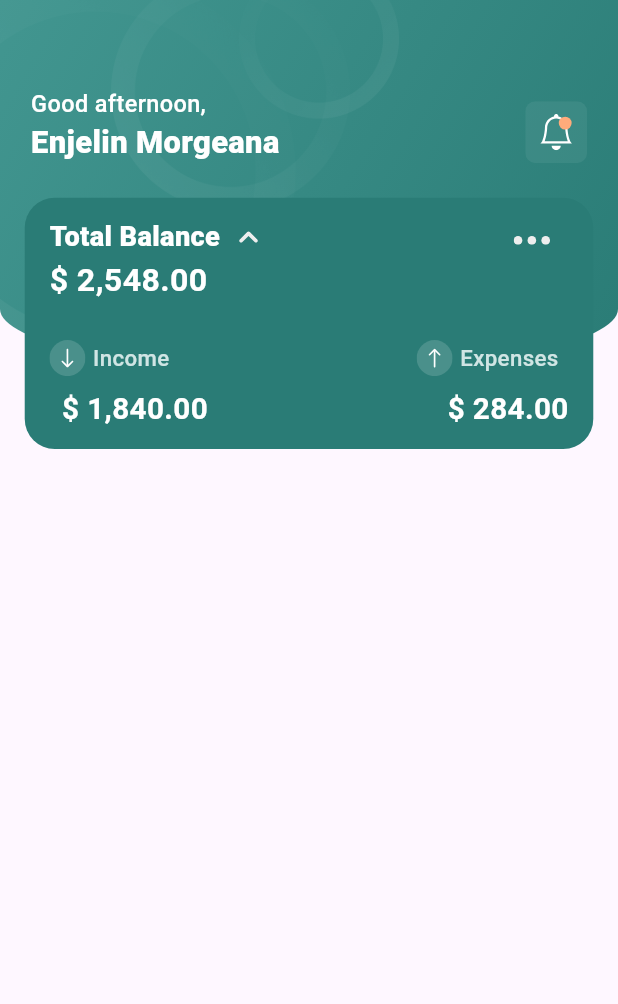
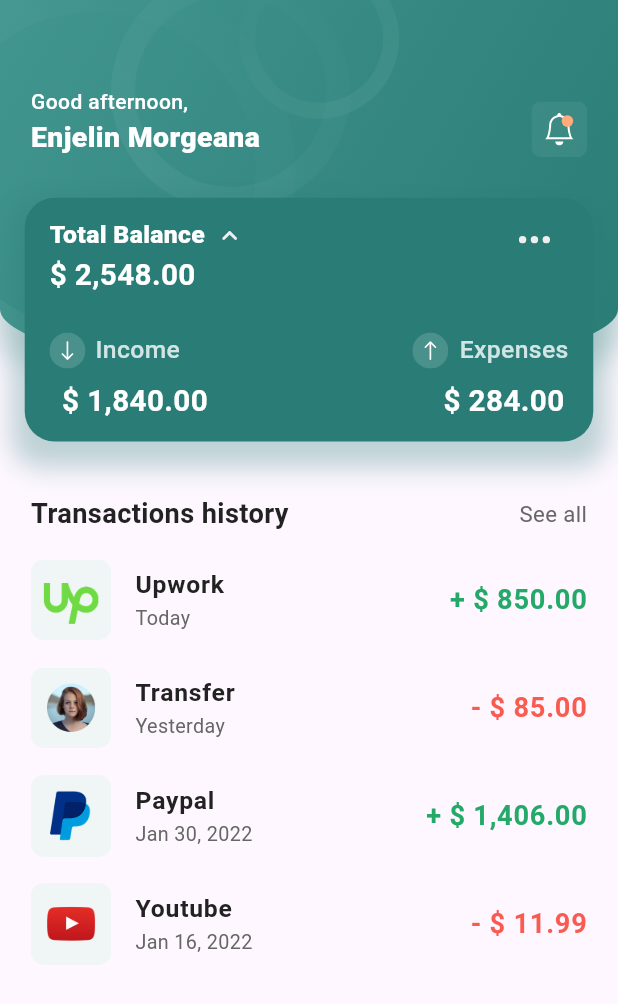
Before and after one commit to MRamzan2000/test_project, a Flutter app: the screen it shows after launch, on a phone screen of 412 x 824 dp. Shown: the top 1004 px of the screen. Run offline on Flutter 3.47's test engine with Material 3 defaults, Android fonts, the phone set to English and light mode, and no system bars; our stand-ins replace flutter_svg, get.

Commit message:
Home Screen Listview builder transaction History

```diff
--- a/lib/home_screen.dart
+++ b/lib/home_screen.dart
@@ -1,14 +1,41 @@
 import 'package:flutter/material.dart';
 import 'package:flutter_svg/flutter_svg.dart';
+import 'package:get/get.dart';
 
 class HomeScreen extends StatefulWidget {
   const HomeScreen({super.key});
-
   @override
   State<HomeScreen> createState() => _HomeScreenState();
 }
 
 class _HomeScreenState extends State<HomeScreen> {
+  final RxList<Map<String, dynamic>> transactionList =
+      <Map<String, dynamic>>[
+        {
+          "image": 'assets/transaction1.png',
+          "name": "Upwork",
+          "date": "Today",
+          "amount": "+ \$ 850.00",
+        },
+        {
+          "image": 'assets/transaction2.png',
+          "name": "Transfer",
+          "date": "Yesterday",
+          "amount": "- \$ 85.00",
+        },
+        {
+          "image": 'assets/transaction3.png',
+          "name": "Paypal",
+          "date": "Jan 30, 2022",
+          "amount": "+ \$ 1,406.00",
+        },
+        {
+          "image": 'assets/transaction4.png',
+          "name": "Youtube",
+          "date": "Jan 16, 2022",
+          "amount": "- \$ 11.99",
+        },
+      ].obs;
   @override
   Widget build(BuildContext context) {
     double screenHeight = MediaQuery.sizeOf(context).height;
@@ -18,7 +45,7 @@ class _HomeScreenState extends State<HomeScreen> {
       body: Column(
         children: [
           SizedBox(
-            height: screenHeight * 0.5,
+            height: screenHeight * 0.4,
             width: screenWidth,
             child: Stack(
               children: [
@@ -36,6 +63,14 @@ class _HomeScreenState extends State<HomeScreen> {
                         screenHeight * 0.06,
                       ),
                     ),
+                    boxShadow: [
+                      BoxShadow(
+                        color: Color(0xff2A7C76).withOpacity(0.2),
+                        offset: Offset(0, 8),
+                        spreadRadius: 9,
+                        blurRadius: 14,
+                      ),
+                    ],
                     gradient: LinearGradient(
                       begin: Alignment.topLeft,
                       end: Alignment.bottomRight,
@@ -59,7 +94,7 @@ class _HomeScreenState extends State<HomeScreen> {
                                 Text(
                                   "Good afternoon,",
                                   style: TextStyle(
-                                    fontSize: screenHeight * 0.019,
+                                    fontSize: screenHeight * 0.017,
                                     color: Colors.white,
                                     fontWeight: FontWeight.w500,
                                   ),
@@ -67,7 +102,7 @@ class _HomeScreenState extends State<HomeScreen> {
                                 Text(
                                   "Enjelin Morgeana",
                                   style: TextStyle(
-                                    fontSize: screenHeight * 0.025,
+                                    fontSize: screenHeight * 0.023,
                                     color: Colors.white,
                                     fontWeight: FontWeight.w800,
                                   ),
@@ -76,7 +111,7 @@ class _HomeScreenState extends State<HomeScreen> {
                             ),
                             SvgPicture.asset(
                               "assets/notification_icons.svg",
-                              height: screenHeight * 0.05,
+                              height: screenHeight * 0.045,
                             ),
                           ],
                         ),
@@ -96,6 +131,14 @@ class _HomeScreenState extends State<HomeScreen> {
                     decoration: BoxDecoration(
                       color: Color(0xff2A7C76),
                       borderRadius: BorderRadius.circular(20),
+                      boxShadow: [
+                        BoxShadow(
+                          color: Color(0xff2A7C76).withOpacity(0.3),
+                          offset: Offset(0, 8),
+                          spreadRadius: 9,
+                          blurRadius: 14,
+                        ),
+                      ],
                     ),
                     child: Column(
                       children: [
@@ -114,7 +157,7 @@ class _HomeScreenState extends State<HomeScreen> {
                                     Text(
                                       "Total Balance",
                                       style: TextStyle(
-                                        fontSize: screenHeight * 0.022,
+                                        fontSize: screenHeight * 0.02,
                                         color: Colors.white,
                                         fontWeight: FontWeight.w800,
                                       ),
@@ -122,14 +165,14 @@ class _HomeScreenState extends State<HomeScreen> {
                                     SizedBox(width: screenWidth * 0.016),
                                     SvgPicture.asset(
                                       "assets/top_forward.svg",
-                                      height: screenHeight * 0.03,
+                                      height: screenHeight * 0.024,
                                     ),
                                   ],
                                 ),
                                 Text(
                                   "\$ 2,548.00",
                                   style: TextStyle(
-                                    fontSize: screenHeight * 0.026,
+                                    fontSize: screenHeight * 0.024,
                                     color: Colors.white,
                                     fontWeight: FontWeight.bold,
                                   ),
@@ -143,7 +186,7 @@ class _HomeScreenState extends State<HomeScreen> {
                               ),
                               child: SvgPicture.asset(
                                 "assets/three_dots.svg",
-                                height: screenHeight * 0.007,
+                                height: screenHeight * 0.006,
                               ),
                             ),
                           ],
@@ -159,11 +202,11 @@ class _HomeScreenState extends State<HomeScreen> {
                                   mainAxisAlignment: MainAxisAlignment.start,
                                   children: [
                                     SvgPicture.asset("assets/decrement.svg"),
-                                    SizedBox(width: screenWidth * 0.012),
+                                    SizedBox(width: screenWidth * 0.016),
                                     Text(
                                       "Income",
                                       style: TextStyle(
-                                        fontSize: screenHeight * 0.018,
+                                        fontSize: screenHeight * 0.02,
                                         color: Color(0xffD0E5E4),
                                         fontWeight: FontWeight.w500,
                                       ),
@@ -193,12 +236,12 @@ class _HomeScreenState extends State<HomeScreen> {
                                   mainAxisAlignment: MainAxisAlignment.start,
                                   children: [
                                     SvgPicture.asset("assets/increment.svg"),
-                                    SizedBox(width: screenWidth * 0.012),
+                                    SizedBox(width: screenWidth * 0.018),
 
                                     Text(
                                       "Expenses",
                                       style: TextStyle(
-                                        fontSize: screenHeight * 0.018,
+                                        fontSize: screenHeight * 0.02,
                                         color: Color(0xffD0E5E4),
                                         fontWeight: FontWeight.w500,
                                       ),
@@ -231,6 +274,76 @@ class _HomeScreenState extends State<HomeScreen> {
               ],
             ),
           ),
+          Expanded(
+            child: Padding(
+              padding: EdgeInsets.symmetric(horizontal: screenWidth * 0.05),
+              child: Column(
+                children: [
+                  Row(
+                    crossAxisAlignment: CrossAxisAlignment.center,
+                    mainAxisAlignment: MainAxisAlignment.spaceBetween,
+                    children: [
+                      Text(
+                        "Transactions history",
+                        style: TextStyle(
+                          fontSize: screenHeight * 0.022,
+                          color: Color(0xff222222),
+                          fontWeight: FontWeight.w600,
+                        ),
+                      ),
+                      Text(
+                        "See all",
+                        style: TextStyle(
+                          fontSize: screenHeight * 0.018,
+                          color: Color(0xff666666),
+                          fontWeight: FontWeight.w400,
+                        ),
+                      ),
+                    ],
+                  ),
+                  SizedBox(height: screenHeight * 0.01),
+                  ListView.builder(
+                    padding: EdgeInsets.zero,
+                      itemCount:transactionList.length,
+                      shrinkWrap: true,
+                      itemBuilder: (context,index){
+                        return
+                           ListTile(
+                             contentPadding: EdgeInsets.zero,
+                             leading:  Image.asset(transactionList[index]['image'],
+                               width: screenWidth*0.13,),
+                             title:  Text(
+                               transactionList[index]["name"],
+                               style: TextStyle(
+                                 fontSize: screenHeight * 0.02,
+                                 color: Color(0xff222222),
+                                 fontWeight: FontWeight.w600,
+                               ),
+                             ),
+                             subtitle: Text(
+                               transactionList[index]["date"],
+                               style: TextStyle(
+                                 fontSize: screenHeight * 0.016,
+                                 color: Color(0xff666666),
+                                 fontWeight: FontWeight.w400,
+                               ),
+                             ) ,
+                             trailing: Text(
+                               transactionList[index]["amount"],
+                               style: TextStyle(
+                                 fontSize: screenHeight * 0.022,
+                                 color:transactionList[index]["amount"].toString().contains("-")? Color(0xffF95B51):
+                                 Color(0xff25A969),
+                                 fontWeight: FontWeight.w600,
+                               ),
+                             ),
+
+                           );
+                      })
+                ],
+              ),
+            ),
+          ),
         ],
       ),
     );
```
Also changed, not shown: assets/transaction1.png (added), assets/transaction2.png (added), assets/transaction3.png (added), assets/transaction4.png (added).
